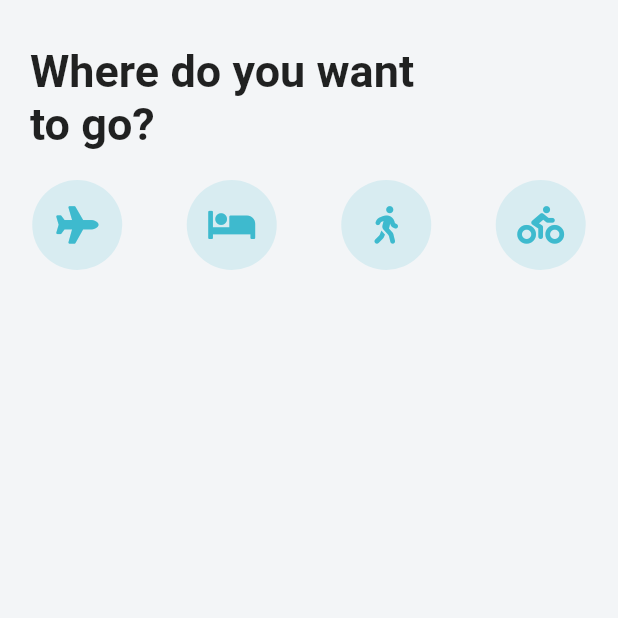
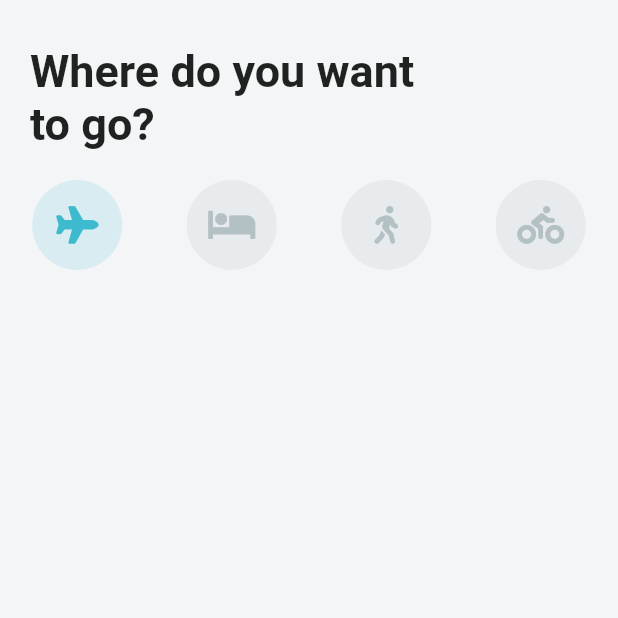
Before and after one commit to chet-w/flutter-travel-ui, a Flutter app: the screen it shows after launch, on a phone screen of 412 x 824 dp, the top half of it. Run offline on Flutter 3.47's test engine with Material 2 defaults, Android fonts, the phone set to English and light mode, and no system bars; our stand-ins replace font_awesome_flutter.

Commit message:
Style navbar

```diff
--- a/lib/main.dart
+++ b/lib/main.dart
@@ -14,6 +14,8 @@ class MyApp extends StatelessWidget {
         primaryColor: Color(0xFF3EBACE),
         accentColor: Color(0xFFD8ECF1),
         scaffoldBackgroundColor: Color(0xFFF3F5F7),
+        disabledColor: Color(0xFFB4C1C4),
+        unselectedWidgetColor: Color(0xFFE7EBEE)
       ),
       home: HomeScreen(),
     );
--- a/lib/screens/home_screen.dart
+++ b/lib/screens/home_screen.dart
@@ -7,6 +7,7 @@ class HomeScreen extends StatefulWidget {
 }
 
 class _HomeScreenState extends State<HomeScreen> {
+  int _selectedIndex = 0;
 
   List<IconData> _icons = [
     FontAwesomeIcons.plane,
@@ -16,17 +17,27 @@ class _HomeScreenState extends State<HomeScreen> {
   ];
 
   Widget _buildIcon(int index) {
-    return Container(
+    return GestureDetector(
+      onTap: () {
+        setState(() {
+          _selectedIndex = index;
+        });
+      },
+      child: Container(
         height: 60.0,
         width: 60.0,
         decoration: BoxDecoration(
-        color: Theme.of(context).accentColor,
-        borderRadius: BorderRadius.circular(30.0)
-      ),
+            color: _selectedIndex == index ?
+              Theme.of(context).accentColor :
+              Theme.of(context).unselectedWidgetColor,
+            borderRadius: BorderRadius.circular(30.0)),
         child: Icon(
           _icons[index],
           size: 25.0,
-        color: Theme.of(context).primaryColor,
+          color: _selectedIndex == index ?
+            Theme.of(context).primaryColor :
+            Theme.of(context).disabledColor
+        ),
       ),
     );
   }
@@ -40,27 +51,25 @@ class _HomeScreenState extends State<HomeScreen> {
         children: [
           Padding(
             padding: EdgeInsets.only(left: 20.0, right: 120.0),
-              child: Text("Where do you want to go?",
+            child: Text(
+              "Where do you want to go?",
               style: TextStyle(
                 fontSize: 30.0,
                 fontWeight: FontWeight.bold,
               ),
             ),
           ),
-            SizedBox(
-              height: 20.0
-            ),
+          SizedBox(height: 20.0),
           Row(
             mainAxisAlignment: MainAxisAlignment.spaceAround,
-              children:
-                _icons.asMap()
+            children: _icons
+                .asMap()
                 .entries
                 .map((MapEntry map) => _buildIcon(map.key))
                 .toList(),
           ),
         ],
-        )
-      ),
+      )),
     );
   }
 }
```
Lines whose indentation alone changed are shown as unchanged.
